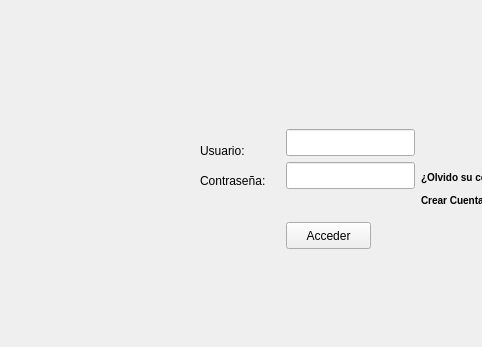
joselp/observe-qt, file gui/formhome.ui: the form before one commit; both pictures show x 0 to 482 and y 138 to 485 of the 755 by 485 pixel window.
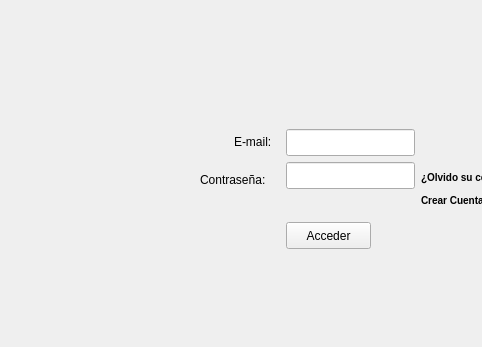
The form after the commit. Icons and pictures are not drawn.

The edit to the form file:
```diff
--- a/gui/formhome.ui
+++ b/gui/formhome.ui
@@ -32,14 +32,14 @@
   <widget class="QLabel" name="labelUser">
    <property name="geometry">
     <rect>
-     <x>200</x>
-     <y>280</y>
-     <width>55</width>
-     <height>17</height>
+     <x>234</x>
+     <y>270</y>
+     <width>51</width>
+     <height>20</height>
     </rect>
    </property>
    <property name="text">
-    <string>Usuario:</string>
+    <string>E-mail:</string>
    </property>
   </widget>
   <widget class="QLineEdit" name="userLineEdit">
@@ -83,8 +83,8 @@
     <rect>
      <x>200</x>
      <y>310</y>
-     <width>80</width>
-     <height>17</height>
+     <width>81</width>
+     <height>16</height>
     </rect>
    </property>
    <property name="text">
```
